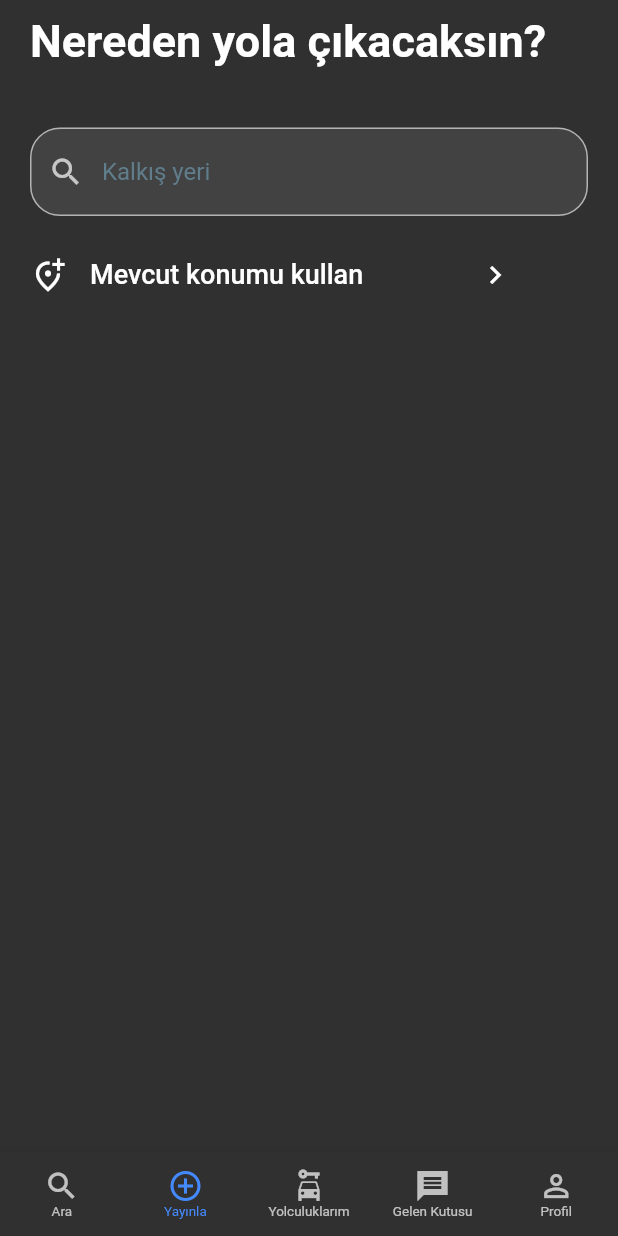
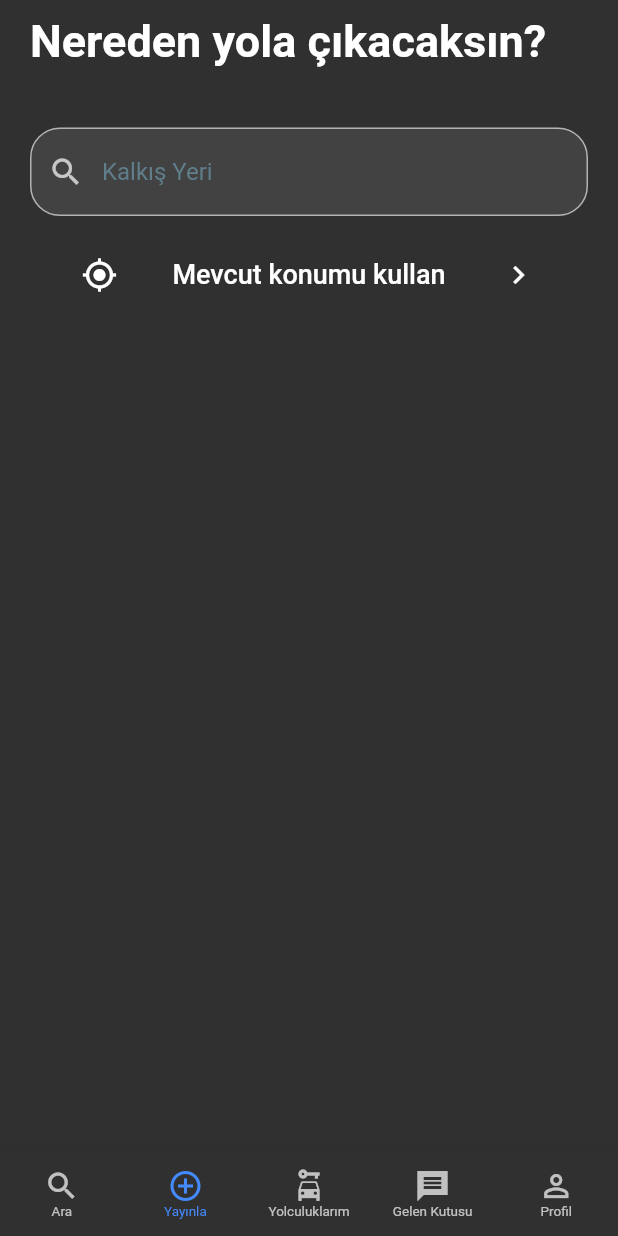
Before and after one commit to ealpago/Benideal, a Flutter app: the screen it shows after launch, item 2 of the bottom bar chosen, after a tap on "Mevcut konumu kullan", on a phone screen of 412 x 824 dp. Run offline on Flutter 3.47's test engine with Material 2 defaults, Android fonts, the phone set to English and light mode, and no system bars.

Commit message:
Initial commit

```diff
--- a/lib/pages/profilePage.dart
+++ b/lib/pages/profilePage.dart
@@ -9,9 +9,56 @@ class _ProfilePageState extends State<ProfilePage> {
   @override
   Widget build(BuildContext context) {
     return Scaffold(
-      body: Center(
-        child: Text('Profile'),
+      appBar: AppBar(
+        backgroundColor: Colors.transparent,
+        title: Text(
+          'Hakkımda'
+        ),
       ),
+      body: Column(
+        children: [
+          Padding(
+            padding: EdgeInsets.symmetric(horizontal: 20.0, vertical: 10.0),
+            child: Row(
+
+                mainAxisAlignment: MainAxisAlignment.spaceBetween ,
+                children: [
+                  Text('Emre Alpago',
+                  style: TextStyle(
+                    fontSize: 30.0
+                  ),),
+                  CircleAvatar(
+                    radius: 50,
+                  ),
+                ],
+              ),
+          ),
+          ElevatedButton(
+            style: ButtonStyle(
+              elevation: MaterialStateProperty.all(0.0),
+              backgroundColor: MaterialStateProperty.all(Colors.transparent),
+            ),
+            onPressed: (){
+
+            },child: Row(
+            mainAxisAlignment: MainAxisAlignment.spaceAround,
+            children: [
+              Icon(
+                  Icons.my_location_outlined
+              ),
+              Text('Mevcut konumu kullan',
+                style: TextStyle(
+                    fontSize: 18.0
+                ),
+              ),
+              Icon(
+                  Icons.keyboard_arrow_right
+              ),
+            ],
+          ),
+          ),
+        ],
+      )
     );
   }
 }
--- a/lib/pages/publishPage.dart
+++ b/lib/pages/publishPage.dart
@@ -1,4 +1,5 @@
 import 'package:flutter/material.dart';
+import 'package:benideal/utilities/kConstant.dart';
 
 class PublishPage extends StatefulWidget {
   @override
@@ -30,36 +31,11 @@ class _PublishPageState extends State<PublishPage> {
                 ],
               ),
               SizedBox(height: 40.0),
-              TextField(
-                style: TextStyle(
-                    color: Colors.white
-                ),
-                controller: _startingPoint,
-                decoration: InputDecoration(
-                  prefixIcon: Icon(
-                    Icons.search
-                  ),
-                  fillColor: Colors.grey[800],
-                  hintText: 'Kalkış yeri',
-                  hintStyle: TextStyle(
-                      color: Colors.blueGrey
-                  ),
-                  filled: true,
-                  border: OutlineInputBorder(
-                    borderRadius: const BorderRadius.all(
-                      Radius.circular(20.0),
-                    ),
-                  ),
-                ),
-              ),
+              TextFieldWidget(hintText: 'Kalkış Yeri', startingPoint: _startingPoint, icon: Icon(Icons.search)),
               SizedBox(height: 15.0),
               SizedBox(
                 width: double.infinity,
-                child: Row(
-                  children: [
-                    Icon(
-                      Icons.add_location_alt_outlined
-                    ),
+                child:
                     ElevatedButton(
                     style: ButtonStyle(
                       elevation: MaterialStateProperty.all(0.0),
@@ -67,19 +43,24 @@ class _PublishPageState extends State<PublishPage> {
                     ),
                     onPressed: (){
 
-                    },child: Text('Mevcut konumu kullan',
-                    style: TextStyle(
-                      fontSize: 18.0
-                    ),
+                    },child: Row(
+                      mainAxisAlignment: MainAxisAlignment.spaceAround,
+                      children: [
+                        Icon(
+                          Icons.my_location_outlined
+                        ),
+                        Text('Mevcut konumu kullan',
+                          style: TextStyle(
+                              fontSize: 18.0
+                          ),
+                        ),
+                        Icon(
+                            Icons.keyboard_arrow_right
+                        ),
+                      ],
                     ),
                   ),
-                    SizedBox(width: 60.0),
-                    Icon(
-                        Icons.chevron_right
-                    ),
-                  ]
-                ),
-              )
+              ),
             ],
           ),
         ),
--- a/lib/pages/searchPage.dart
+++ b/lib/pages/searchPage.dart
@@ -1,6 +1,7 @@
 import 'package:flutter/cupertino.dart';
 import 'package:flutter/material.dart';
 import 'package:flutter/painting.dart';
+import 'package:benideal/utilities/kConstant.dart';
 
 
 class SearchPage extends StatefulWidget {
@@ -33,66 +34,28 @@ class _SearchPageState extends State<SearchPage> {
                 ],
               ),
               SizedBox(height: 40.0),
-              TextField(
-                style: TextStyle(
-                  color: Colors.white
-                ),
-                controller: _startingPoint,
-                decoration: InputDecoration(
-                  fillColor: Colors.grey[800],
-                  hintText: 'Kalkış yeri',
-                  hintStyle: TextStyle(
-                    color: Colors.blueGrey
-                  ),
-                  filled: true,
-                  border: OutlineInputBorder(
-                    borderRadius: const BorderRadius.all(
-                      Radius.circular(20.0),
-                    ),
-                  ),
-                ),
-              ),
+              TextFieldWidget(hintText: 'Kalkış yeri', startingPoint: _startingPoint,icon: Icon(Icons.location_on_outlined)),
               SizedBox(height: 10.0),
-              TextField(
-                controller: _startingPoint,
-                decoration: InputDecoration(
-                  fillColor: Colors.grey[800],
-                  hintText: 'Varış yeri',
-                  hintStyle: TextStyle(
-                      color: Colors.blueGrey
-                  ),
-                  filled: true,
-                  border: OutlineInputBorder(
-                    borderRadius: const BorderRadius.all(
-                      Radius.circular(20.0),
-                    ),
-                  ),
-                ),
-              ),
+              TextFieldWidget(hintText: 'Varış yeri', startingPoint: _startingPoint, icon: Icon(Icons.location_on_rounded)),
               SizedBox(height: 10.0),
-              Container(
-                height: 1.0,
-                margin: EdgeInsets.symmetric(horizontal: 1.0, vertical: 8.0),
-                decoration: BoxDecoration(
-                  color: Colors.grey
-                ),
-              ),
+              SpaceContainer(),
               Padding(
                 padding: EdgeInsets.only(top: 8.0, bottom: 8.0),
                 child: Row(
                   children: [
-                      Padding(
+                    Padding(
                         padding: EdgeInsets.only(left: 5.0),
                         child: ElevatedButton(onPressed: (){
                          print('tapped');
                         },
-                            child: Text('button',
+                            child: Text('Bugün',
                             style: TextStyle(
                               color: Colors.blueAccent,
                             ),
                             ),
                           style: ButtonStyle(
-                            backgroundColor: MaterialStateProperty.all<Color>(Colors.grey.shade800),
+                            elevation: MaterialStateProperty.all(0.0),
+                            backgroundColor: MaterialStateProperty.all<Color>(Colors.transparent),
                           ),
                         ),
                       ),
@@ -102,26 +65,21 @@ class _SearchPageState extends State<SearchPage> {
                         child: ElevatedButton(onPressed: (){
                         print('tapped');
                     },
-                        child: Text('button',
+                        child: Text('1 yolcu',
                           style: TextStyle(
                             color: Colors.blueAccent,
                           ),
                         ),
                         style: ButtonStyle(
-                          backgroundColor: MaterialStateProperty.all<Color>(Colors.grey.shade800),
+                          elevation: MaterialStateProperty.all(0.0),
+                          backgroundColor: MaterialStateProperty.all<Color>(Colors.transparent),
                         ),
                     ),
                       ),
                   ],
                 ),
               ),
-              Container(
-                height: 1.0,
-                margin: EdgeInsets.symmetric(horizontal: 1.0, vertical: 8.0),
-                decoration: BoxDecoration(
-                    color: Colors.grey
-                ),
-              ),
+              SpaceContainer(),
          ],
         ),
       ),
--- a/lib/utilities/kConstant.dart
+++ b/lib/utilities/kConstant.dart
@@ -1 +1,51 @@
 import 'package:flutter/material.dart';
+
+
+class SpaceContainer extends StatelessWidget {
+  @override
+  Widget build(BuildContext context) {
+    return  Container(
+      height: 1.0,
+      margin: EdgeInsets.symmetric(horizontal: 1.0, vertical: 8.0),
+      decoration: BoxDecoration(
+          color: Colors.grey
+      ),
+    );
+  }
+}
+
+
+// ignore: must_be_immutable
+class TextFieldWidget extends StatelessWidget {
+
+  String hintText;
+  TextEditingController startingPoint;
+  Icon icon;
+
+  TextFieldWidget({required this.hintText, required this.startingPoint, required this.icon});
+
+
+  @override
+  Widget build(BuildContext context) {
+    return TextField(
+      style: TextStyle(
+          color: Colors.white
+      ),
+      controller: startingPoint,
+      decoration: InputDecoration(
+        prefixIcon: icon,
+        fillColor: Colors.grey[800],
+        hintText:  hintText,
+        hintStyle: TextStyle(
+            color: Colors.blueGrey
+        ),
+        filled: true,
+        border: OutlineInputBorder(
+          borderRadius: const BorderRadius.all(
+            Radius.circular(20.0),
+          ),
+        ),
+      ),
+    );
+  }
+}
```
